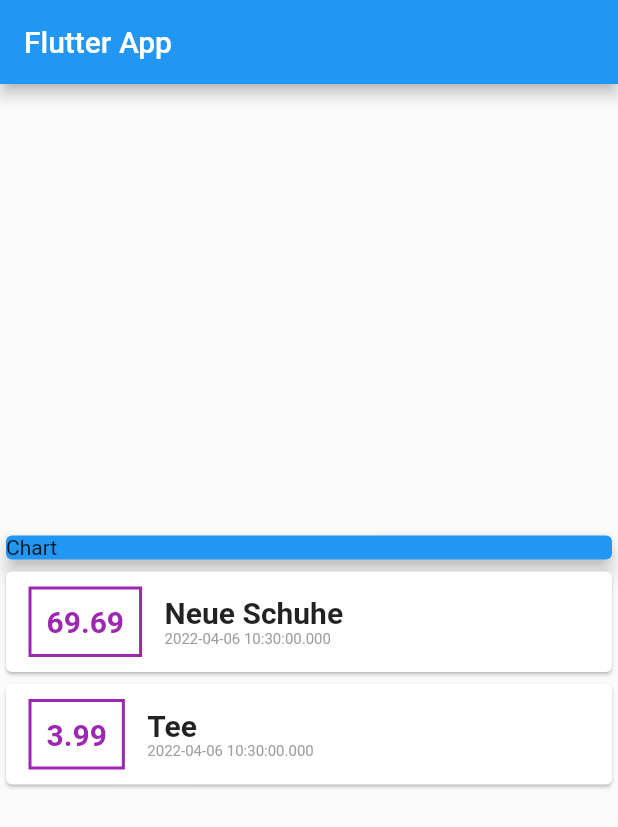
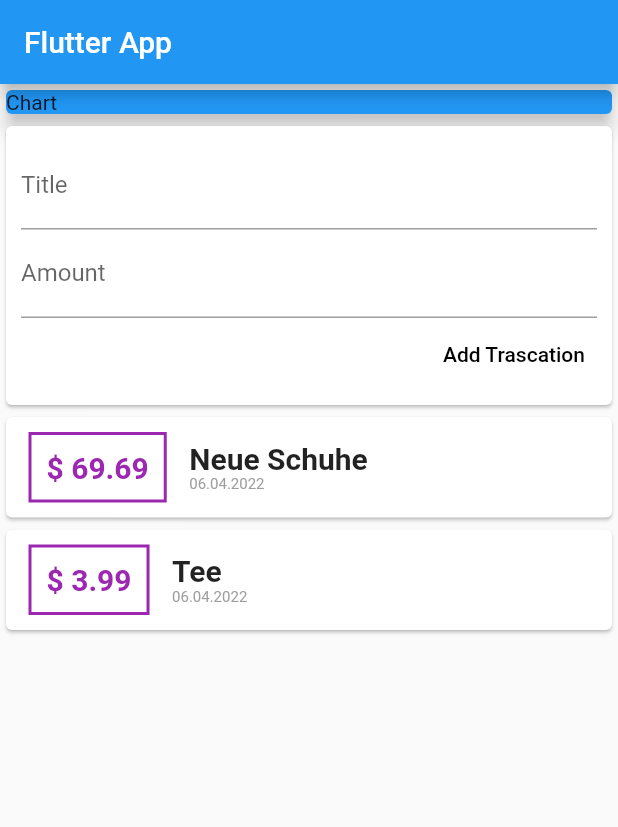
Before and after one commit to C4rist0p4/expenditure_app, a Flutter app: the screen it shows after launch, on a phone screen of 412 x 824 dp. Shown: the top 827 px of the screen. Run offline on Flutter 3.47's test engine with Material 2 defaults, Android fonts, the phone set to English and light mode, and no system bars.

Commit message:
Add TextButton and Controler

```diff
--- a/lib/main.dart
+++ b/lib/main.dart
@@ -2,6 +2,7 @@
 
 import 'package:expenditure_app/transaction.dart';
 import 'package:flutter/material.dart';
+import 'package:intl/intl.dart';
 
 void main() => runApp(const MyApp());
 
@@ -24,6 +25,11 @@ class MyHomePage extends StatelessWidget {
     Transaction(id: "t2", title: "Tee", amoungt: 3.99, date: DateTime.now())
   ];
 
+  //late String titleInput;
+  //late String amountInput;
+  final titelControler = TextEditingController();
+  final amountControler = TextEditingController();
+
   MyHomePage({Key? key}) : super(key: key);
 
   @override
@@ -33,7 +39,7 @@ class MyHomePage extends StatelessWidget {
         title: const Text('Flutter App'),
       ),
       body: Column(
-          mainAxisAlignment: MainAxisAlignment.center,
+          //mainAxisAlignment: MainAxisAlignment.center,
           children: <Widget>[
             SizedBox(
               width: double.infinity,
@@ -41,6 +47,35 @@ class MyHomePage extends StatelessWidget {
                 color: Colors.blue,
                 child: Text('Chart'),
                 elevation: 5,
+              ),
+            ),
+            Card(
+              child: Container(
+                padding: EdgeInsets.all(10),
+                child: Column(
+                  crossAxisAlignment: CrossAxisAlignment.end,
+                  children: <Widget>[
+                    TextField(
+                      decoration: InputDecoration(labelText: 'Title'),
+                      controller: titelControler,
+                      //onChanged: (value) => titleInput = value,
+                    ),
+                    TextField(
+                      decoration: InputDecoration(labelText: 'Amount'),
+                      controller: amountControler,
+                      //onChanged: (value) => amountInput = value,
+                    ),
+                    TextButton(
+                      onPressed: () {
+                        print(titelControler.text);
+                      },
+                      child: Text("Add Trascation"),
+                      style: TextButton.styleFrom(
+                        primary: Colors.black,
+                      ),
+                    )
+                  ],
+                ),
               ),
             ),
             Column(
@@ -55,7 +90,7 @@ class MyHomePage extends StatelessWidget {
                                   border: Border.all(
                                       color: Colors.purple, width: 2)),
                               padding: EdgeInsets.all(10),
-                              child: Text(e.amoungt.toString(),
+                              child: Text('\$ ${e.amoungt}',
                                   style: TextStyle(
                                       fontWeight: FontWeight.bold,
                                       fontSize: 20,
@@ -71,7 +106,7 @@ class MyHomePage extends StatelessWidget {
                                     fontSize: 20,
                                   ),
                                 ),
-                                Text(e.date.toString(),
+                                Text(DateFormat("dd.MM.yyyy").format(e.date),
                                     style: TextStyle(
                                         fontSize: 10, color: Colors.grey))
                               ],
--- a/pubspec.yaml
+++ b/pubspec.yaml
@@ -29,7 +29,7 @@ environment:
 dependencies:
   flutter:
     sdk: flutter
-
+  intl: ^0.17.0
 
   # The following adds the Cupertino Icons font to your application.
   # Use with the CupertinoIcons class for iOS style icons.
```
Also changed, not shown: pubspec.lock.
